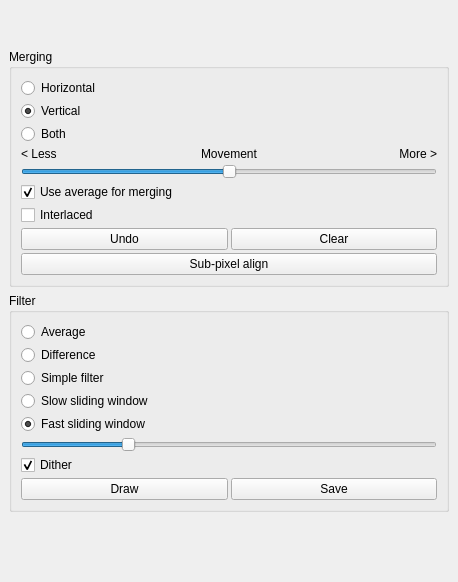
Old version of the form src/mainwindow.ui in the repository spillerrec/Overmix.
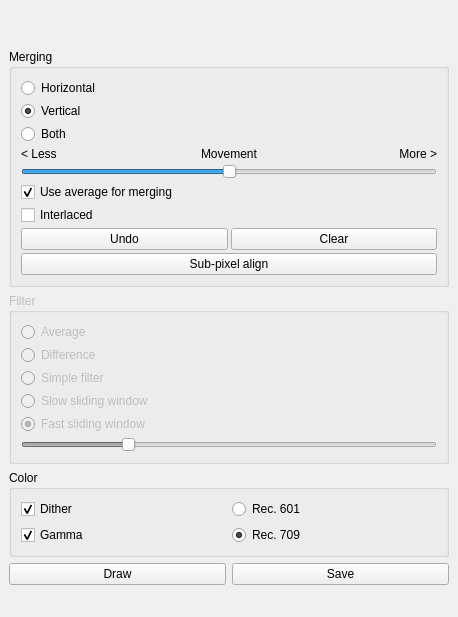
New version of the form.

Commit message: ADD: rec. 601 color conversion ADD: gui controls for gamma and color conversions

```diff
--- a/src/mainwindow.ui
+++ b/src/mainwindow.ui
@@ -7,7 +7,7 @@
     <x>0</x>
     <y>0</y>
     <width>458</width>
-    <height>582</height>
+    <height>617</height>
    </rect>
   </property>
   <property name="windowTitle">
@@ -159,6 +159,9 @@
       </item>
       <item>
        <widget class="QGroupBox" name="groupBox_3">
+        <property name="enabled">
+         <bool>false</bool>
+        </property>
         <property name="title">
          <string>Filter</string>
         </property>
@@ -226,7 +229,16 @@
            </property>
           </widget>
          </item>
+        </layout>
+       </widget>
+      </item>
          <item>
+       <widget class="QGroupBox" name="groupBox_2">
+        <property name="title">
+         <string>Color</string>
+        </property>
+        <layout class="QGridLayout" name="gridLayout">
+         <item row="0" column="0">
           <widget class="QCheckBox" name="cbx_dither">
            <property name="text">
             <string>Dither</string>
@@ -236,6 +248,36 @@
            </property>
           </widget>
          </item>
+         <item row="1" column="0">
+          <widget class="QCheckBox" name="cbx_gamma">
+           <property name="text">
+            <string>Gamma</string>
+           </property>
+           <property name="checked">
+            <bool>true</bool>
+           </property>
+          </widget>
+         </item>
+         <item row="0" column="1">
+          <widget class="QRadioButton" name="rbtn_rec601">
+           <property name="text">
+            <string>Rec. 601</string>
+           </property>
+          </widget>
+         </item>
+         <item row="1" column="1">
+          <widget class="QRadioButton" name="rbtn_rec709">
+           <property name="text">
+            <string>Rec. 709</string>
+           </property>
+           <property name="checked">
+            <bool>true</bool>
+           </property>
+          </widget>
+         </item>
+        </layout>
+       </widget>
+      </item>
          <item>
           <layout class="QHBoxLayout" name="horizontalLayout">
            <item>
@@ -253,9 +295,6 @@
             </widget>
            </item>
           </layout>
-         </item>
-        </layout>
-       </widget>
       </item>
       <item>
        <spacer name="verticalSpacer">
```
Lines whose indentation alone changed are shown as unchanged. The commit also changes 8 other files.
